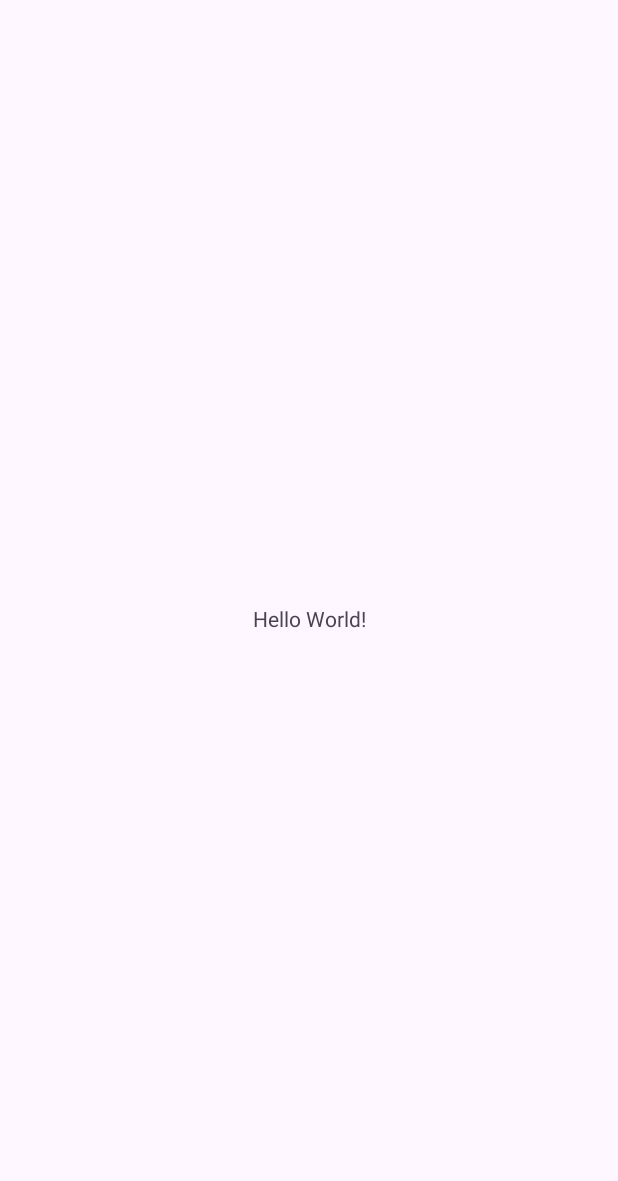
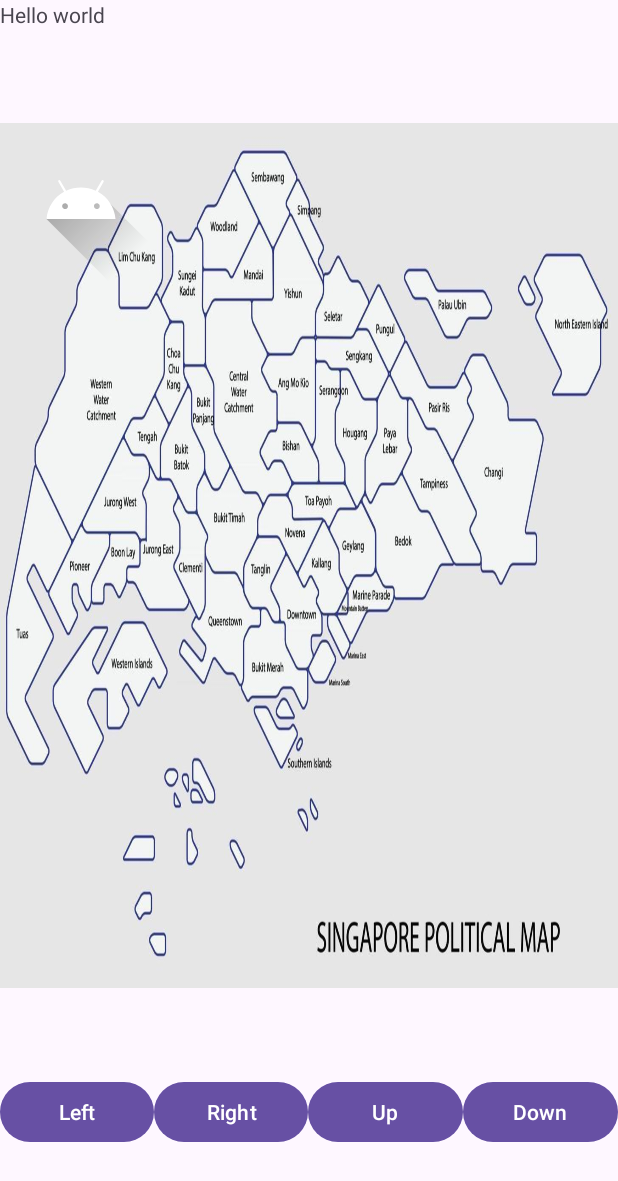
Before and after one commit to JJSeah/Android-Game, an Android app: the screen it shows after launch (MainActivity), on a phone screen of 412 x 824 dp. Before the commit the part shown is almost empty. Shown: the top 1181 px of the screen. Run offline under Robolectric (Android 15) with nearby library versions, the phone set to English and light mode, and no system bars.

Commit message:
added buttons to move avatar on map

```diff
--- a/app/src/main/java/com/example/cs206/MainActivity.java
+++ b/app/src/main/java/com/example/cs206/MainActivity.java
@@ -1,6 +1,13 @@
 package com.example.cs206;
 
 import android.os.Bundle;
+import android.util.Log;
+import android.view.MotionEvent;
+import android.view.View;
+import android.view.ViewGroup;
+import android.widget.Button;
+import android.widget.ImageView;
+import android.widget.RelativeLayout;
 
 import androidx.activity.EdgeToEdge;
 import androidx.appcompat.app.AppCompatActivity;
@@ -9,6 +16,13 @@ import androidx.core.view.ViewCompat;
 import androidx.core.view.WindowInsetsCompat;
 
 public class MainActivity extends AppCompatActivity {
+    Button leftButton;
+    Button rightButton;
+    Button upButton;
+    Button downButton;
+    ImageView avatar;
+    private float xPosition = 0;
+    private float yPosition = 0;
 
     @Override
     protected void onCreate(Bundle savedInstanceState) {
@@ -20,5 +34,51 @@ public class MainActivity extends AppCompatActivity {
             v.setPadding(systemBars.left, systemBars.top, systemBars.right, systemBars.bottom);
             return insets;
         });
+
+        leftButton = (Button) findViewById(R.id.buttonLeft);
+        rightButton = (Button) findViewById(R.id.buttonRight);
+        upButton = (Button) findViewById(R.id.buttonUp);
+        downButton = (Button) findViewById(R.id.buttonDown);
+        avatar = (ImageView) findViewById(R.id.avatar);
+
+        leftButton.setOnTouchListener(new View.OnTouchListener() {
+            @Override
+            public boolean onTouch(View v, MotionEvent event) {
+                xPosition -= 10;
+                avatar.setTranslationX(xPosition);
+                return false;
+            }
+        });
+
+        rightButton.setOnTouchListener(new View.OnTouchListener() {
+            @Override
+            public boolean onTouch(View v, MotionEvent event) {
+                xPosition += 10;
+                avatar.setTranslationX(xPosition);
+                return false;
+            }
+        });
+
+
+        upButton.setOnTouchListener(new View.OnTouchListener() {
+            @Override
+            public boolean onTouch(View v, MotionEvent event) {
+
+                yPosition -= 10;
+                avatar.setTranslationY(yPosition);
+                return false;
+            }
+        });
+
+
+        downButton.setOnTouchListener(new View.OnTouchListener() {
+            @Override
+            public boolean onTouch(View v, MotionEvent event) {
+                yPosition += 10;
+                avatar.setTranslationY(yPosition);
+                return false;
+            }
+        });
+
     }
 }
--- a/app/src/main/res/layout/activity_main.xml
+++ b/app/src/main/res/layout/activity_main.xml
@@ -1,5 +1,5 @@
 <?xml version="1.0" encoding="utf-8"?>
-<androidx.constraintlayout.widget.ConstraintLayout xmlns:android="http://schemas.android.com/apk/res/android"
+<RelativeLayout xmlns:android="http://schemas.android.com/apk/res/android"
     xmlns:app="http://schemas.android.com/apk/res-auto"
     xmlns:tools="http://schemas.android.com/tools"
     android:id="@+id/main"
@@ -7,13 +7,85 @@
     android:layout_height="match_parent"
     tools:context=".MainActivity">
 
-    <TextView
-        android:layout_width="wrap_content"
-        android:layout_height="wrap_content"
-        android:text="Hello World!"
-        app:layout_constraintBottom_toBottomOf="parent"
-        app:layout_constraintEnd_toEndOf="parent"
-        app:layout_constraintStart_toStartOf="parent"
-        app:layout_constraintTop_toTopOf="parent" />
+    <LinearLayout
+        android:layout_width="match_parent"
+        android:layout_height="match_parent"
+        android:orientation="vertical">
 
-</androidx.constraintlayout.widget.ConstraintLayout>
+        <TextView
+            android:layout_width="match_parent"
+            android:layout_height="0dp"
+            android:layout_weight="1"
+            android:text="Hello world"/>
+
+        <RelativeLayout
+            android:layout_width="wrap_content"
+            android:layout_height="0dp"
+            android:layout_weight="7"
+            >
+
+            <ImageView
+                android:id="@+id/image"
+                android:layout_width="match_parent"
+                android:layout_height="match_parent"
+                android:scaleType="fitXY"
+                android:src="@drawable/sg"
+                />
+
+            <RelativeLayout
+                android:layout_width="match_parent"
+                android:layout_height="match_parent">
+
+            </RelativeLayout>
+
+            <ImageView
+                android:id="@+id/avatar"
+                android:layout_width="wrap_content"
+                android:layout_height="wrap_content"
+                android:src="@drawable/ic_launcher_foreground"/>
+
+
+        </RelativeLayout>
+
+
+        <LinearLayout
+            android:id="@+id/touchPad"
+            android:layout_weight="2"
+            android:layout_width="match_parent"
+            android:layout_height="0dp"
+            android:gravity="center"
+            android:orientation="horizontal">
+
+            <Button
+                android:id="@+id/buttonLeft"
+                android:layout_width="wrap_content"
+                android:layout_height="wrap_content"
+                android:layout_weight="1"
+                android:text="Left" />
+
+            <Button
+                android:id="@+id/buttonRight"
+                android:layout_width="wrap_content"
+                android:layout_height="wrap_content"
+                android:layout_weight="1"
+                android:text="Right" />
+
+            <Button
+                android:id="@+id/buttonUp"
+                android:layout_width="wrap_content"
+                android:layout_height="wrap_content"
+                android:layout_weight="1"
+                android:text="Up" />
+
+            <Button
+                android:id="@+id/buttonDown"
+                android:layout_width="wrap_content"
+                android:layout_height="wrap_content"
+                android:layout_weight="1"
+                android:text="Down"/>
+
+        </LinearLayout>
+    </LinearLayout>
+
+
+</RelativeLayout>
```
Also changed, not shown: app/src/main/res/drawable/sg.jpeg (added).
